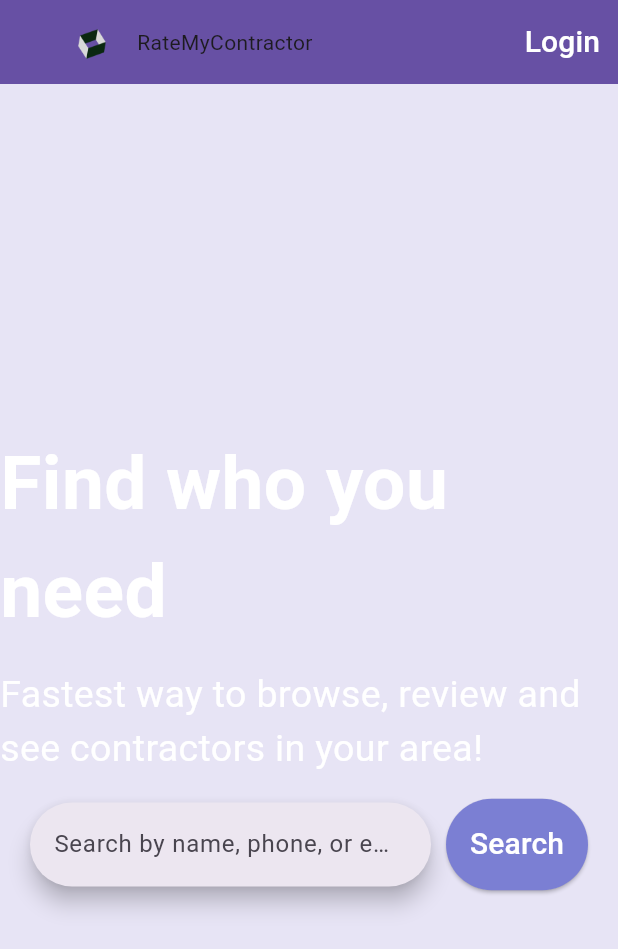
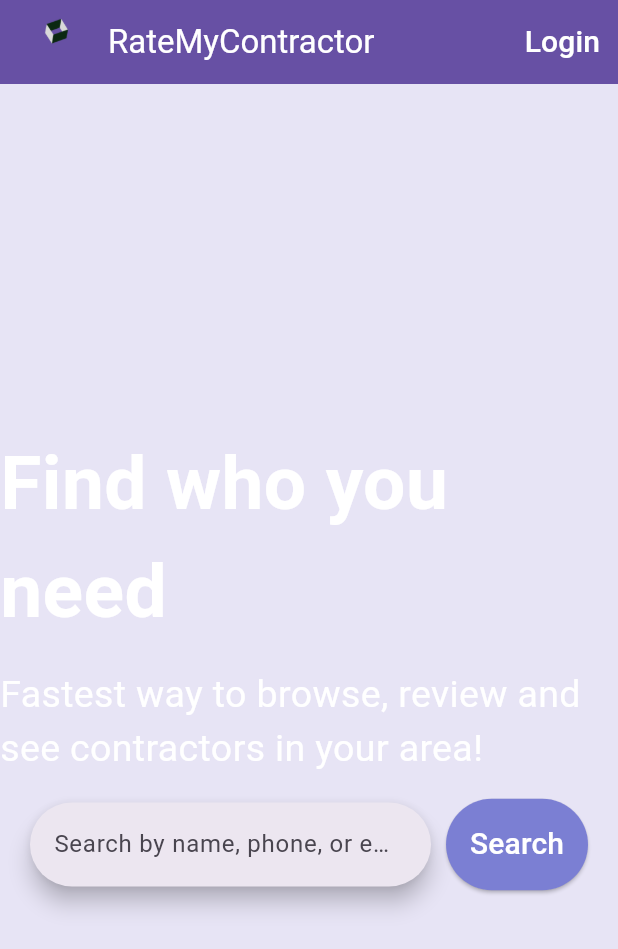
Before and after one commit to RateMyContractors/rate_my_contractor, a Flutter app: the screen it shows after launch, on a phone screen of 412 x 824 dp. Shown: the top 949 px of the screen. Run offline on Flutter 3.47's test engine with Material 3 defaults, Android fonts, the phone set to English and light mode, and no system bars; our stand-ins replace equatable, flutter_bloc, flutter_dotenv, formz, supabase_flutter; accounts and stored records are empty.

Commit message:
fixed appbar

```diff
--- a/lib/main.dart
+++ b/lib/main.dart
@@ -81,22 +81,31 @@ class _MyHomePageState extends State<MyHomePage> {
     return Scaffold(
       appBar: AppBar(
         backgroundColor: theme.primaryColor,
-        title: Row(
-          children: [
-            const Padding(
-              padding: EdgeInsets.only(top: 20),
-              child: Image(
-                matchTextDirection: true,
-                image: AssetImage('assets/logo.png'),
-                height: 40,
-              ),
-            ),
-            IconButton(
-              icon: const Text('RateMyContractor'),
-              onPressed: () {},
-            ),
-          ],
+        leading: const Image(
+          matchTextDirection: true,
+          image: AssetImage('assets/logo.png'),
+          height: 40,
         ),
+        title: const Text('RateMyContractor',
+            style: TextStyle(color: Colors.white)),
+        // const Row(
+        //   children: [
+        //     Padding(
+        //       padding: EdgeInsets.only(top: 20),
+        //       child: Image(
+        //         matchTextDirection: true,
+        //         image: AssetImage('assets/logo.png'),
+        //         height: 40,
+        //       ),
+        //     ),
+        //     Flexible(
+        //       child: Text(
+        //         'RateMyContractor',
+        //         style: TextStyle(color: Colors.white),
+        //       ),
+        //     ),
+        //   ],
+        // ),
         actions: [
           BlocBuilder<AuthenticationBloc, AuthenticationState>(
             builder: (context, state) {
```
